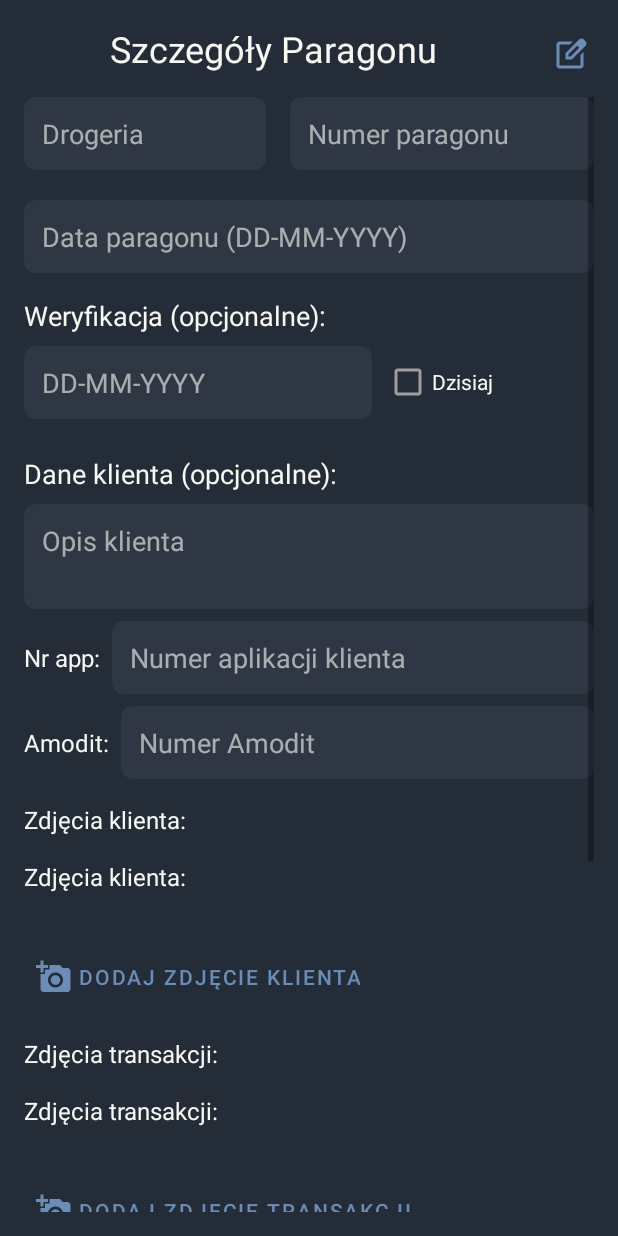
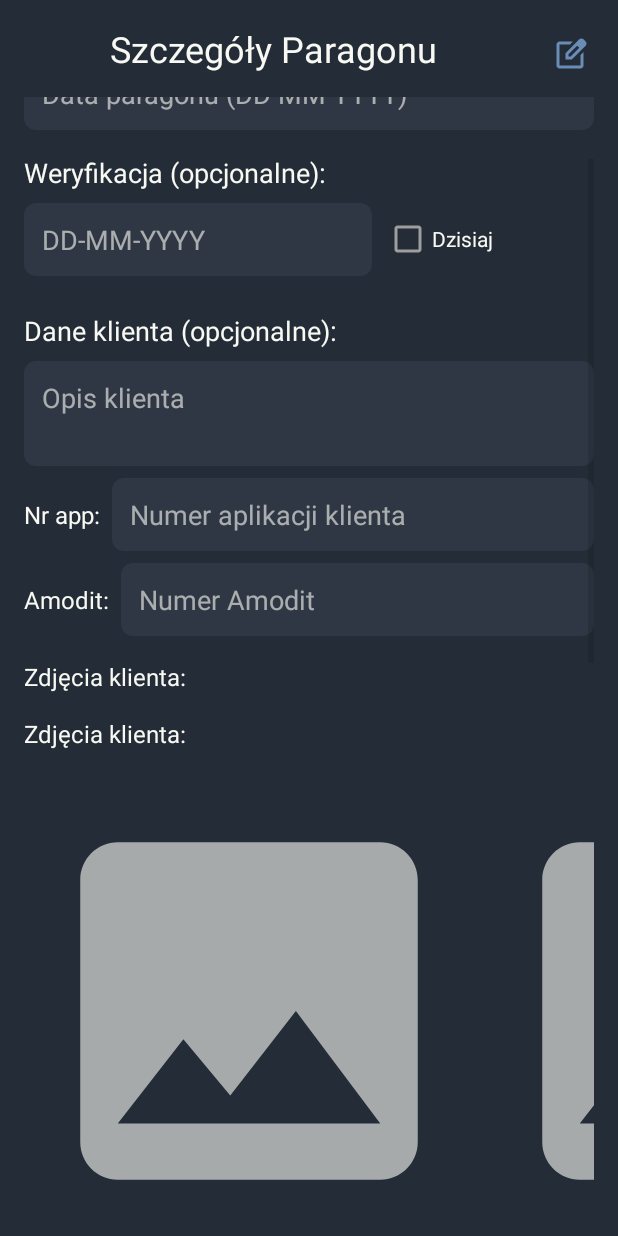
Before and after one commit to RadoslawKaminski/Paragownik, an Android app: the layout activity_edit_receipt.xml on its own in the app's theme, with its tools: preview values and no code run, on a phone screen of 412 x 824 dp. Run offline under Robolectric (Android 15) with nearby library versions, the phone set to English and light mode, and no system bars.

Commit message:
wyświetlanie dużych zdjęć na szczegółach paragonu

```diff
--- a/app/src/main/res/layout/activity_edit_receipt.xml
+++ b/app/src/main/res/layout/activity_edit_receipt.xml
@@ -334,22 +334,18 @@
                         android:paddingBottom="4dp"/>
                 </HorizontalScrollView>
 
-                 <!-- Kontener dla miniatur w trybie widoku -->
-                 <HorizontalScrollView
-                    android:id="@+id/clientPhotosScrollViewView"
+                 <!-- RecyclerView dla dużych zdjęć klienta w trybie widoku -->
+                 <androidx.recyclerview.widget.RecyclerView
+                    android:id="@+id/clientPhotosRecyclerViewView"
                     android:layout_width="match_parent"
                     android:layout_height="wrap_content"
                     android:layout_marginTop="8dp"
+                    android:orientation="horizontal"
                     android:visibility="gone"
-                    tools:visibility="visible">
-                    <LinearLayout
-                        android:id="@+id/clientPhotosContainerView"
-                        android:layout_width="wrap_content"
-                        android:layout_height="wrap_content"
-                        android:orientation="horizontal"
-                        android:paddingTop="4dp"
-                        android:paddingBottom="4dp"/>
-                </HorizontalScrollView>
+                    app:layoutManager="androidx.recyclerview.widget.LinearLayoutManager"
+                    tools:visibility="visible"
+                    tools:listitem="@layout/large_photo_item"
+                    tools:itemCount="3"/>
 
                 <!-- Przycisk dodawania zdjęcia klienta (tylko tryb edycji) -->
                 <Button
@@ -401,22 +397,18 @@
                         android:paddingBottom="4dp"/>
                 </HorizontalScrollView>
 
-                 <!-- Kontener dla miniatur w trybie widoku -->
-                 <HorizontalScrollView
-                    android:id="@+id/transactionPhotosScrollViewView"
+                 <!-- RecyclerView dla dużych zdjęć transakcji w trybie widoku -->
+                 <androidx.recyclerview.widget.RecyclerView
+                    android:id="@+id/transactionPhotosRecyclerViewView"
                     android:layout_width="match_parent"
                     android:layout_height="wrap_content"
                     android:layout_marginTop="8dp"
+                    android:orientation="horizontal"
                     android:visibility="gone"
-                    tools:visibility="visible">
-                    <LinearLayout
-                        android:id="@+id/transactionPhotosContainerView"
-                        android:layout_width="wrap_content"
-                        android:layout_height="wrap_content"
-                        android:orientation="horizontal"
-                        android:paddingTop="4dp"
-                        android:paddingBottom="4dp"/>
-                </HorizontalScrollView>
+                    app:layoutManager="androidx.recyclerview.widget.LinearLayoutManager"
+                    tools:visibility="visible"
+                    tools:listitem="@layout/large_photo_item"
+                    tools:itemCount="2"/>
 
                 <!-- Przycisk dodawania zdjęcia transakcji (tylko tryb edycji) -->
                 <Button
--- /dev/null
+++ b/app/src/main/res/layout/large_photo_item.xml
@@ -0,0 +1,12 @@
+<?xml version="1.0" encoding="utf-8"?>
+<!-- Layout dla pojedynczego dużego zdjęcia w RecyclerView -->
+<ImageView xmlns:android="http://schemas.android.com/apk/res/android"
+    xmlns:tools="http://schemas.android.com/tools"
+    android:id="@+id/largePhotoImageViewItem"
+    android:layout_width="wrap_content"
+    android:layout_height="300dp"
+    android:adjustViewBounds="true"
+    android:contentDescription="@string/cd_client_large_photo"
+    android:scaleType="fitCenter"
+    android:layout_marginEnd="8dp"
+    tools:srcCompat="@drawable/ic_photo_placeholder" />
```
Also changed, not shown: app/src/main/java/com/kaminski/paragownik/EditReceiptActivity.kt (+78 -45 lines), app/src/main/java/com/kaminski/paragownik/adapter/PhotoAdapter.kt (added, +56 -0 lines).
